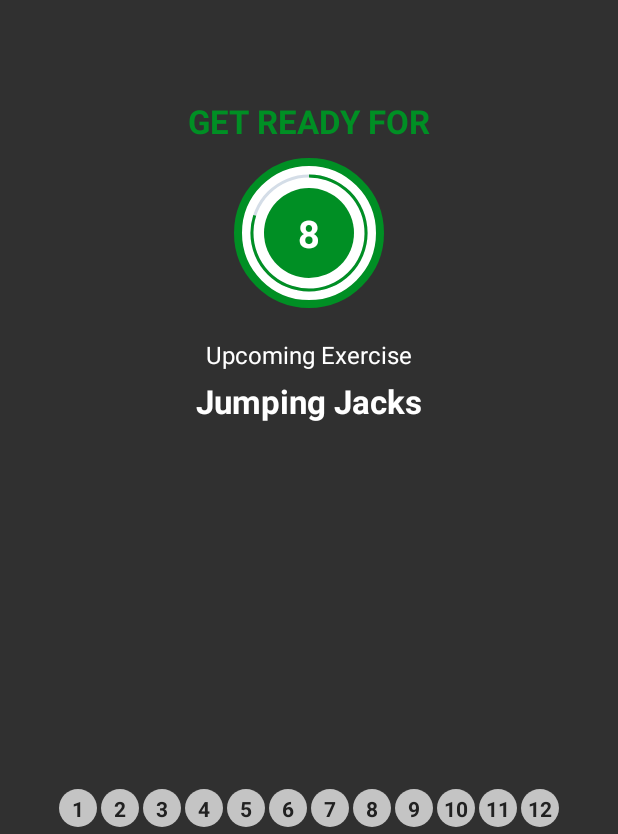
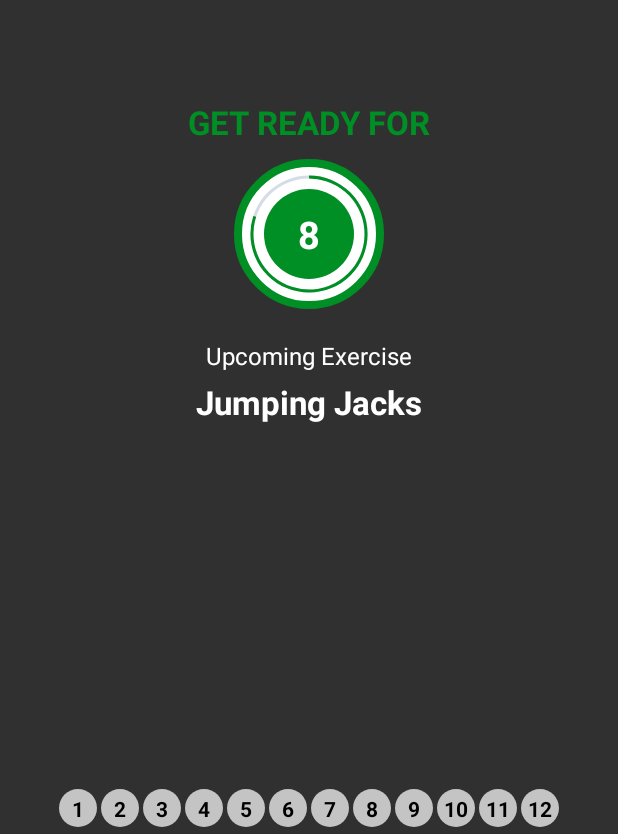
Before and after one commit to OmerrKose/7MinutesWorkout, an Android app: the ExerciseActivity screen opened directly, with no data from a screen before it, on a phone screen of 412 x 824 dp. Shown: the part 399-1233 px from the top of the screen. Run offline under Robolectric (Android 15) with nearby library versions, the light colour scheme and no system bars.

Commit message:
Added finsih activity and recycler view customization

```diff
--- a/app/src/main/java/com/example/a7minutesWorkout/ExerciseSatusAdapter.kt
+++ b/app/src/main/java/com/example/a7minutesWorkout/ExerciseSatusAdapter.kt
@@ -1,10 +1,12 @@
 package com.example.a7minutesWorkout
 
 import android.content.Context
+import android.graphics.Color
 import android.view.LayoutInflater
 import android.view.View
 import android.view.ViewGroup
 import android.widget.TextView
+import androidx.core.content.ContextCompat
 import androidx.recyclerview.widget.RecyclerView
 import com.example.a7minutesworkout.R
 
@@ -25,6 +27,25 @@ class ExerciseStatusAdapter(private val items: ArrayList<ExerciseModel>, private
     override fun onBindViewHolder(holder: ViewHolder, position: Int) {
         val model: ExerciseModel = items[position]
         holder.item.text = model.getId().toString()
+
+        // Change the background of the passed exercises
+        when {
+            // If user is in at the current exercise
+            model.getIsSelected() -> {
+                holder.item.background = ContextCompat.getDrawable(context, R.drawable.item_circular_thin_color_accent_border)
+                holder.item.setTextColor(Color.BLACK)
+            }
+            // If the user has completed the exercise
+            model.getIsCompleted() -> {
+                holder.item.background = ContextCompat.getDrawable(context, R.drawable.item_circular_color_accent_background)
+                holder.item.setTextColor(Color.WHITE)
+            }
+            // If the user has not completed the exercise
+            else -> {
+                holder.item.background = ContextCompat.getDrawable(context, R.drawable.item_circular_color_gray_background)
+                holder.item.setTextColor(Color.BLACK)
+            }
+        }
     }
 
     override fun getItemCount(): Int {
--- /dev/null
+++ b/app/src/main/res/drawable/item_circular_thin_color_accent_border.xml
@@ -0,0 +1,9 @@
+<?xml version="1.0" encoding="utf-8"?>
+<shape xmlns:android="http://schemas.android.com/apk/res/android"
+    android:shape="oval">
+    <stroke
+        android:width="2dp"
+        android:color="@color/colorAccent" />
+
+    <solid android:color="@color/yellow" />
+</shape>
--- a/app/src/main/res/layout/activity_exercise.xml
+++ b/app/src/main/res/layout/activity_exercise.xml
@@ -16,11 +16,14 @@
         app:titleTextColor="@color/colorPrimary" />
 
     <!--Before Exercise View and Count Down-->
+
+    <!--After Exercise and Count Down-->
     <LinearLayout
         android:id="@+id/restViewCounter"
         android:layout_width="match_parent"
         android:layout_height="match_parent"
         android:layout_below="@+id/exerciseActivityToolbar"
+        android:layout_marginTop="1dp"
         android:gravity="center"
         android:orientation="vertical"
         android:visibility="visible">
@@ -92,7 +95,6 @@
 
     </LinearLayout>
 
-    <!--After Exercise and Count Down-->
     <LinearLayout
         android:id="@+id/exerciseView"
         android:layout_width="match_parent"
--- a/app/src/main/res/values/colors.xml
+++ b/app/src/main/res/values/colors.xml
@@ -14,4 +14,5 @@
     <color name="highLighted">#C4C4C4</color>
     <color name="toolbarColorControlNormal">#000000</color>
     <color name="progressGrey">#D4DDE7</color>
+    <color name="yellow">#FFD700</color>
 </resources>
--- a/app/src/main/res/values/strings.xml
+++ b/app/src/main/res/values/strings.xml
@@ -8,4 +8,8 @@
     <string name="_30">30</string>
     <string name="_10">10</string>
     <string name="upcoming_exercise">Upcoming Exercise</string>
+    <string name="end">END</string>
+    <string name="congratulations">Congratulations!</string>
+    <string name="finish_text">You have finished the workout!</string>
+    <string name="finish">Finish</string>
 </resources>
```
Also changed, not shown: app/src/main/AndroidManifest.xml (+20 -10 lines), app/src/main/java/com/example/a7minutesWorkout/ExerciseActivity.kt (+15 -6 lines), app/src/main/java/com/example/a7minutesWorkout/FinishActivity.kt (added, +27 -0 lines), app/src/main/res/drawable/ic_action_done.xml (added, +12 -0 lines), app/src/main/res/layout/activity_finish.xml (added, +65 -0 lines).
